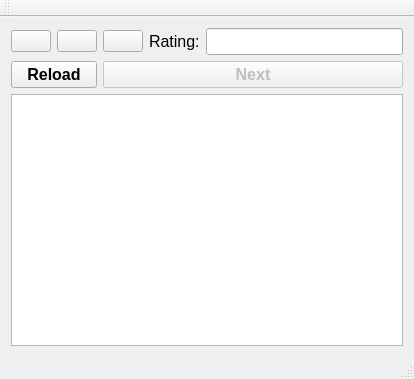
This is 2sem/hw8/task8_2/bashquotes.ui in spp-plotnikov/homeworks as Qt 5 draws it before an edit. The edited form follows.
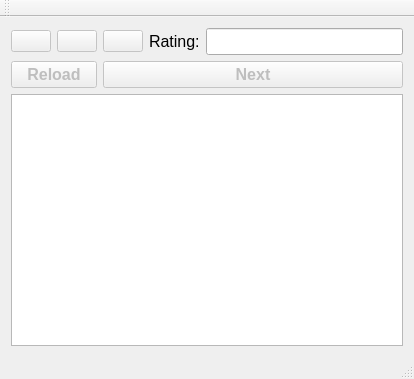
This is the edited form. Icons and pictures are not drawn.

What changed in the file:
```diff
--- a/2sem/hw8/task8_2/bashquotes.ui
+++ b/2sem/hw8/task8_2/bashquotes.ui
@@ -25,6 +25,9 @@
    <layout class="QGridLayout" name="gridLayout">
     <item row="0" column="1">
      <widget class="QPushButton" name="bayan">
+      <property name="enabled">
+       <bool>false</bool>
+      </property>
       <property name="text">
        <string/>
       </property>
@@ -38,6 +41,9 @@
     </item>
     <item row="0" column="2">
      <widget class="QPushButton" name="decreaseRating">
+      <property name="enabled">
+       <bool>false</bool>
+      </property>
       <property name="text">
        <string/>
       </property>
@@ -79,6 +85,9 @@
     </item>
     <item row="0" column="0">
      <widget class="QPushButton" name="increaseRating">
+      <property name="enabled">
+       <bool>false</bool>
+      </property>
       <property name="text">
        <string/>
       </property>
@@ -122,6 +131,9 @@
     </item>
     <item row="2" column="0" colspan="2">
      <widget class="QPushButton" name="load">
+      <property name="enabled">
+       <bool>false</bool>
+      </property>
       <property name="font">
        <font>
         <pointsize>12</pointsize>
```
